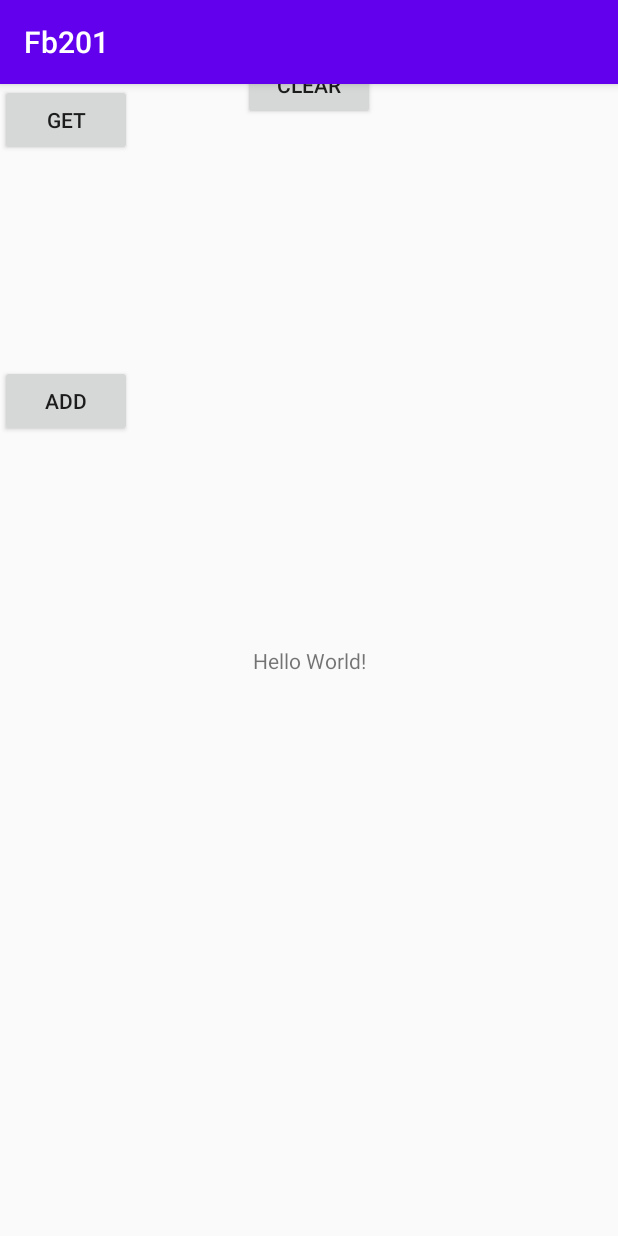
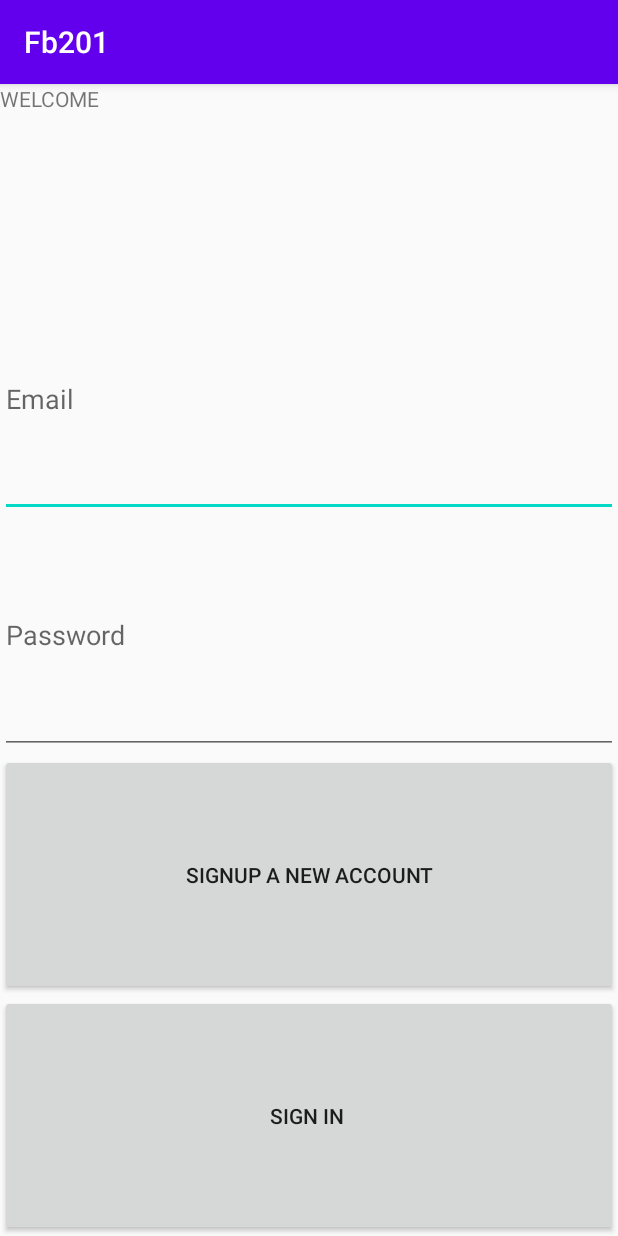
Before and after one commit to Nasreddine/Fb201, an Android app: the screen it shows after launch (MainActivity before the commit, LoginActivity after it), on a phone screen of 412 x 824 dp. Run offline under Robolectric (Android 15) with nearby library versions, the phone set to English and light mode, and no system bars; our stand-ins replace Firebase (no records; nobody signed in at launch, a user with empty details on screens opened directly).

Commit message:
Login - Register

```diff
--- a/app/build.gradle
+++ b/app/build.gradle
@@ -31,6 +31,9 @@ dependencies {
     implementation 'androidx.constraintlayout:constraintlayout:1.1.3'
 //    implementation 'com.google.firebase:firebase-database:16.0.4'
     implementation 'com.google.firebase:firebase-database:19.2.1'
+    implementation 'com.google.android.material:material:1.0.0'
+    implementation 'androidx.annotation:annotation:1.1.0'
+    implementation 'androidx.lifecycle:lifecycle-extensions:2.0.0'
     testImplementation 'junit:junit:4.12'
     androidTestImplementation 'androidx.test.ext:junit:1.1.1'
     androidTestImplementation 'androidx.test.espresso:espresso-core:3.2.0'
--- /dev/null
+++ b/app/src/main/java/com/example/fb201/LoginActivity.java
@@ -0,0 +1,99 @@
+package com.example.fb201;
+
+import androidx.annotation.NonNull;
+import androidx.appcompat.app.AppCompatActivity;
+
+import android.content.Intent;
+import android.os.Bundle;
+import android.view.View;
+import android.widget.Button;
+import android.widget.EditText;
+import android.widget.Toast;
+
+import com.google.android.gms.tasks.OnCompleteListener;
+import com.google.android.gms.tasks.Task;
+import com.google.firebase.auth.AuthResult;
+import com.google.firebase.auth.FirebaseAuth;
+import com.google.firebase.auth.FirebaseUser;
+
+public class LoginActivity extends AppCompatActivity {
+    private EditText email, pass;
+    private FirebaseAuth auth;
+    private FirebaseAuth.AuthStateListener auth_listener;
+    private Button signin, signupaccount;
+    @Override
+    protected void onCreate(Bundle savedInstanceState) {
+        super.onCreate(savedInstanceState);
+        setContentView(R.layout.activity_login);
+
+        email = findViewById(R.id.email);
+        pass = findViewById(R.id.pass);
+        signupaccount = findViewById(R.id.signupaccount);
+        signin = findViewById(R.id.signin);
+
+        auth = FirebaseAuth.getInstance();
+        auth_listener = new FirebaseAuth.AuthStateListener() {
+            @Override
+            public void onAuthStateChanged(@NonNull FirebaseAuth firebaseAuth) {
+                FirebaseUser user = FirebaseAuth.getInstance().getCurrentUser();
+                if (user != null){
+                    Intent intent = new Intent(LoginActivity.this, OrderManagerActivity.class);
+                    startActivity(intent);
+                    finish();
+                    return;
+                }
+                else{
+                    Toast.makeText(LoginActivity.this, "Please Login", Toast.LENGTH_LONG).show();
+                }
+            }
+        };
+
+        signupaccount.setOnClickListener(new View.OnClickListener() {
+            @Override
+            public void onClick(View v) {
+                String emailValue = email.getText().toString();
+                String passValue = pass.getText().toString();
+
+                auth.createUserWithEmailAndPassword(emailValue, passValue).addOnCompleteListener(LoginActivity.this, new OnCompleteListener<AuthResult>() {
+                    @Override
+                    public void onComplete(@NonNull Task<AuthResult> task) {
+
+                        if (!task.isSuccessful()){
+                            Toast.makeText(LoginActivity.this, "Registration FAILED !", Toast.LENGTH_LONG).show();
+                        }
+                    }
+                });
+            }
+        });
+
+        signin.setOnClickListener(new View.OnClickListener() {
+            @Override
+            public void onClick(View v) {
+                String emailValue = email.getText().toString();
+                String passValue = pass.getText().toString();
+
+                auth.signInWithEmailAndPassword(emailValue, passValue).addOnCompleteListener(LoginActivity.this, new OnCompleteListener<AuthResult>() {
+                    @Override
+                    public void onComplete(@NonNull Task<AuthResult> task) {
+
+                        if (!task.isSuccessful()){
+                            Toast.makeText(LoginActivity.this, "Cannot Login ! Check Credentials !", Toast.LENGTH_LONG).show();
+                        }
+                    }
+                });
+            }
+        });
+    }
+
+    @Override
+    protected void onStart() {
+        super.onStart();
+        auth.addAuthStateListener(auth_listener);
+    }
+
+    @Override
+    protected void onStop() {
+        super.onStop();
+        auth.removeAuthStateListener(auth_listener);
+    }
+}
--- a/app/src/main/java/com/example/fb201/MainActivity.java
+++ b/app/src/main/java/com/example/fb201/MainActivity.java
@@ -10,6 +10,7 @@ import android.widget.Button;
 import android.widget.TextView;
 import android.widget.Toast;
 
+import com.google.firebase.auth.FirebaseAuth;
 import com.google.firebase.database.DataSnapshot;
 import com.google.firebase.database.DatabaseError;
 import com.google.firebase.database.DatabaseReference;
@@ -20,6 +21,9 @@ import java.util.Scanner;
 
 public class MainActivity extends AppCompatActivity {
 
+    private FirebaseAuth auth;
+    private FirebaseAuth.AuthStateListener auth_listener;
+    private Button signout;
     Button getDataButton;
     Button addDataButton;
     Button clearDataButton;
@@ -82,6 +86,7 @@ public class MainActivity extends AppCompatActivity {
         getDataButton.setOnClickListener(new View.OnClickListener() {
             @Override
             public void onClick(View v) {
+                //retrieve specific id
                 ref.child("2").addValueEventListener(new ValueEventListener() {
                     @Override
                     public void onDataChange(@NonNull DataSnapshot dataSnapshot) {
@@ -95,6 +100,7 @@ public class MainActivity extends AppCompatActivity {
 
                     }
                 });
+                auth.signOut();
             }
         });
 
--- /dev/null
+++ b/app/src/main/res/layout/activity_login.xml
@@ -0,0 +1,49 @@
+<?xml version="1.0" encoding="utf-8"?>
+<LinearLayout xmlns:android="http://schemas.android.com/apk/res/android"
+    xmlns:app="http://schemas.android.com/apk/res-auto"
+    xmlns:tools="http://schemas.android.com/tools"
+    android:layout_width="match_parent"
+    android:layout_height="match_parent"
+    android:orientation="vertical"
+    tools:context=".LoginActivity">
+
+    <TextView
+        android:id="@+id/textView"
+        android:layout_width="match_parent"
+        android:layout_height="wrap_content"
+        android:layout_weight="1"
+        android:text="WELCOME" />
+
+    <EditText
+        android:id="@+id/email"
+        android:layout_width="match_parent"
+        android:layout_height="wrap_content"
+        android:layout_weight="1"
+        android:ems="10"
+        android:hint="Email"
+        android:inputType="textEmailAddress" />
+
+    <EditText
+        android:id="@+id/pass"
+        android:layout_width="match_parent"
+        android:layout_height="wrap_content"
+        android:layout_weight="1"
+        android:ems="10"
+        android:hint="@string/prompt_password"
+        android:inputType="textPassword" />
+
+    <Button
+        android:id="@+id/signupaccount"
+        android:layout_width="match_parent"
+        android:layout_height="wrap_content"
+        android:layout_weight="1"
+        android:text="Signup a new account" />
+
+    <Button
+        android:id="@+id/signin"
+        android:layout_width="match_parent"
+        android:layout_height="wrap_content"
+        android:layout_weight="1"
+        android:text="Sign in " />
+
+</LinearLayout>
--- /dev/null
+++ b/app/src/main/res/values/dimens.xml
@@ -0,0 +1,5 @@
+<resources>
+    <!-- Default screen margins, per the Android Design guidelines. -->
+ <dimen name="activity_horizontal_margin">16dp</dimen>
+ <dimen name="activity_vertical_margin">16dp</dimen>
+</resources>
```
Also changed, not shown: app/src/main/AndroidManifest.xml (+11 -1 lines), app/src/main/java/com/example/fb201/OrderManagerActivity.java (added, +42 -0 lines), app/src/main/res/layout/activity_order_manager.xml (added, +15 -0 lines), app/src/main/res/values/strings.xml (+9 -0 lines).
